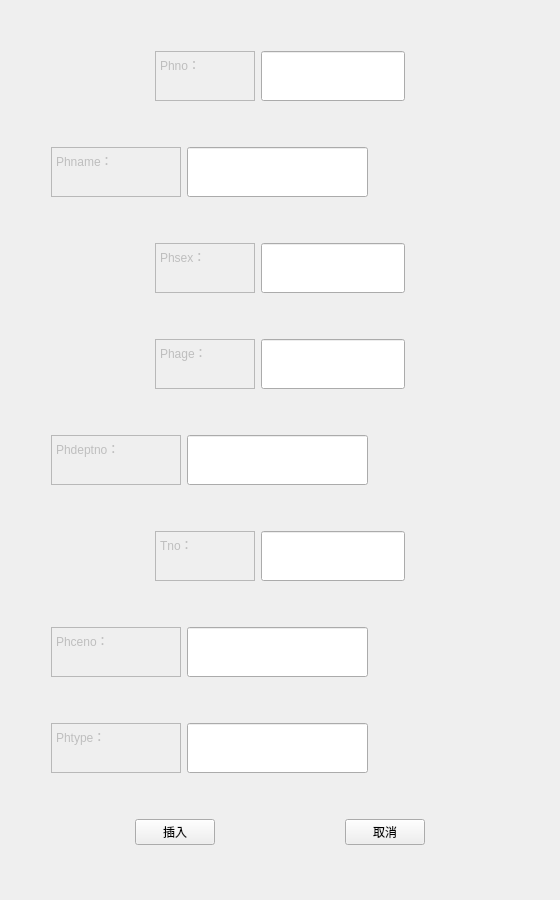
Old version of the form insertPharmacist.ui in the repository PM2496/DataBaseProject.
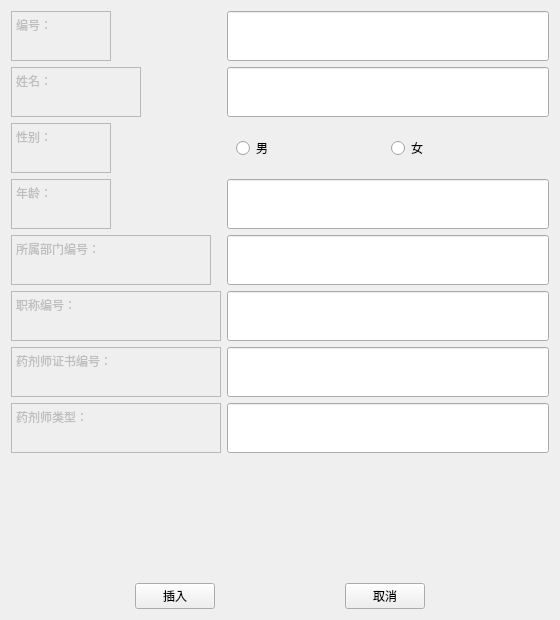
New version of the form.

```diff
--- a/insertPharmacist.ui
+++ b/insertPharmacist.ui
@@ -10,19 +10,19 @@
     <x>0</x>
     <y>0</y>
     <width>560</width>
-    <height>900</height>
+    <height>620</height>
    </rect>
   </property>
   <property name="minimumSize">
    <size>
     <width>560</width>
-    <height>900</height>
+    <height>620</height>
    </size>
   </property>
   <property name="maximumSize">
    <size>
     <width>560</width>
-    <height>900</height>
+    <height>620</height>
    </size>
   </property>
   <property name="windowTitle">
@@ -30,21 +30,8 @@
   </property>
   <layout class="QVBoxLayout" name="verticalLayout">
    <item>
-    <layout class="QHBoxLayout" name="horizontalLayout_12">
-     <item>
-      <spacer name="horizontalSpacer_21">
-       <property name="orientation">
-        <enum>Qt::Horizontal</enum>
-       </property>
-       <property name="sizeHint" stdset="0">
-        <size>
-         <width>40</width>
-         <height>20</height>
-        </size>
-       </property>
-      </spacer>
-     </item>
-     <item>
+    <layout class="QFormLayout" name="formLayout">
+     <item row="0" column="0">
       <widget class="QTextEdit" name="textEdit_11">
        <property name="enabled">
         <bool>false</bool>
@@ -72,11 +59,11 @@
 &lt;html&gt;&lt;head&gt;&lt;meta name=&quot;qrichtext&quot; content=&quot;1&quot; /&gt;&lt;style type=&quot;text/css&quot;&gt;
 p, li { white-space: pre-wrap; }
 &lt;/style&gt;&lt;/head&gt;&lt;body style=&quot; font-family:'SimSun'; font-size:9pt; font-weight:400; font-style:normal;&quot;&gt;
-&lt;p style=&quot; margin-top:0px; margin-bottom:0px; margin-left:0px; margin-right:0px; -qt-block-indent:0; text-indent:0px;&quot;&gt;Phno：&lt;/p&gt;&lt;/body&gt;&lt;/html&gt;</string>
+&lt;p style=&quot; margin-top:0px; margin-bottom:0px; margin-left:0px; margin-right:0px; -qt-block-indent:0; text-indent:0px;&quot;&gt;编号：&lt;/p&gt;&lt;/body&gt;&lt;/html&gt;</string>
        </property>
       </widget>
      </item>
-     <item>
+     <item row="0" column="1">
       <widget class="QLineEdit" name="PhnoEdit">
        <property name="sizePolicy">
         <sizepolicy hsizetype="Expanding" vsizetype="Preferred">
@@ -135,40 +122,7 @@
        </property>
       </widget>
      </item>
-     <item>
-      <spacer name="horizontalSpacer_22">
-       <property name="orientation">
-        <enum>Qt::Horizontal</enum>
-       </property>
-       <property name="sizeHint" stdset="0">
-        <size>
-         <width>40</width>
-         <height>20</height>
-        </size>
-       </property>
-      </spacer>
-     </item>
-    </layout>
-   </item>
-   <item>
-    <layout class="QHBoxLayout" name="horizontalLayout_10">
-     <item>
-      <spacer name="horizontalSpacer_17">
-       <property name="orientation">
-        <enum>Qt::Horizontal</enum>
-       </property>
-       <property name="sizeType">
-        <enum>QSizePolicy::Fixed</enum>
-       </property>
-       <property name="sizeHint" stdset="0">
-        <size>
-         <width>40</width>
-         <height>20</height>
-        </size>
-       </property>
-      </spacer>
-     </item>
-     <item>
+     <item row="1" column="0">
       <widget class="QTextEdit" name="textEdit_9">
        <property name="enabled">
         <bool>false</bool>
@@ -196,11 +150,11 @@
 &lt;html&gt;&lt;head&gt;&lt;meta name=&quot;qrichtext&quot; content=&quot;1&quot; /&gt;&lt;style type=&quot;text/css&quot;&gt;
 p, li { white-space: pre-wrap; }
 &lt;/style&gt;&lt;/head&gt;&lt;body style=&quot; font-family:'SimSun'; font-size:9pt; font-weight:400; font-style:normal;&quot;&gt;
-&lt;p style=&quot; margin-top:0px; margin-bottom:0px; margin-left:0px; margin-right:0px; -qt-block-indent:0; text-indent:0px;&quot;&gt;Phname：&lt;/p&gt;&lt;/body&gt;&lt;/html&gt;</string>
+&lt;p style=&quot; margin-top:0px; margin-bottom:0px; margin-left:0px; margin-right:0px; -qt-block-indent:0; text-indent:0px;&quot;&gt;姓名：&lt;/p&gt;&lt;/body&gt;&lt;/html&gt;</string>
        </property>
       </widget>
      </item>
-     <item>
+     <item row="1" column="1">
       <widget class="QLineEdit" name="PhnameEdit">
        <property name="sizePolicy">
         <sizepolicy hsizetype="Expanding" vsizetype="Preferred">
@@ -222,37 +176,7 @@
        </property>
       </widget>
      </item>
-     <item>
-      <spacer name="horizontalSpacer_18">
-       <property name="orientation">
-        <enum>Qt::Horizontal</enum>
-       </property>
-       <property name="sizeHint" stdset="0">
-        <size>
-         <width>40</width>
-         <height>20</height>
-        </size>
-       </property>
-      </spacer>
-     </item>
-    </layout>
-   </item>
-   <item>
-    <layout class="QHBoxLayout" name="horizontalLayout">
-     <item>
-      <spacer name="horizontalSpacer_5">
-       <property name="orientation">
-        <enum>Qt::Horizontal</enum>
-       </property>
-       <property name="sizeHint" stdset="0">
-        <size>
-         <width>40</width>
-         <height>20</height>
-        </size>
-       </property>
-      </spacer>
-     </item>
-     <item>
+     <item row="2" column="0">
       <widget class="QTextEdit" name="textEdit">
        <property name="enabled">
         <bool>false</bool>
@@ -280,100 +204,11 @@
 &lt;html&gt;&lt;head&gt;&lt;meta name=&quot;qrichtext&quot; content=&quot;1&quot; /&gt;&lt;style type=&quot;text/css&quot;&gt;
 p, li { white-space: pre-wrap; }
 &lt;/style&gt;&lt;/head&gt;&lt;body style=&quot; font-family:'SimSun'; font-size:9pt; font-weight:400; font-style:normal;&quot;&gt;
-&lt;p style=&quot; margin-top:0px; margin-bottom:0px; margin-left:0px; margin-right:0px; -qt-block-indent:0; text-indent:0px;&quot;&gt;Phsex：&lt;/p&gt;&lt;/body&gt;&lt;/html&gt;</string>
+&lt;p style=&quot; margin-top:0px; margin-bottom:0px; margin-left:0px; margin-right:0px; -qt-block-indent:0; text-indent:0px;&quot;&gt;性别：&lt;/p&gt;&lt;/body&gt;&lt;/html&gt;</string>
        </property>
       </widget>
      </item>
-     <item>
-      <widget class="QLineEdit" name="PhsexEdit">
-       <property name="sizePolicy">
-        <sizepolicy hsizetype="Expanding" vsizetype="Preferred">
-         <horstretch>0</horstretch>
-         <verstretch>0</verstretch>
-        </sizepolicy>
-       </property>
-       <property name="minimumSize">
-        <size>
-         <width>0</width>
-         <height>50</height>
-        </size>
-       </property>
-       <property name="maximumSize">
-        <size>
-         <width>16777215</width>
-         <height>50</height>
-        </size>
-       </property>
-       <property name="palette">
-        <palette>
-         <active>
-          <colorrole role="Text">
-           <brush brushstyle="SolidPattern">
-            <color alpha="255">
-             <red>0</red>
-             <green>0</green>
-             <blue>0</blue>
-            </color>
-           </brush>
-          </colorrole>
-         </active>
-         <inactive>
-          <colorrole role="Text">
-           <brush brushstyle="SolidPattern">
-            <color alpha="255">
-             <red>0</red>
-             <green>0</green>
-             <blue>0</blue>
-            </color>
-           </brush>
-          </colorrole>
-         </inactive>
-         <disabled>
-          <colorrole role="Text">
-           <brush brushstyle="SolidPattern">
-            <color alpha="255">
-             <red>120</red>
-             <green>120</green>
-             <blue>120</blue>
-            </color>
-           </brush>
-          </colorrole>
-         </disabled>
-        </palette>
-       </property>
-      </widget>
-     </item>
-     <item>
-      <spacer name="horizontalSpacer_6">
-       <property name="orientation">
-        <enum>Qt::Horizontal</enum>
-       </property>
-       <property name="sizeHint" stdset="0">
-        <size>
-         <width>40</width>
-         <height>20</height>
-        </size>
-       </property>
-      </spacer>
-     </item>
-    </layout>
-   </item>
-   <item>
-    <layout class="QHBoxLayout" name="horizontalLayout_3">
-     <item>
-      <spacer name="horizontalSpacer">
-       <property name="orientation">
-        <enum>Qt::Horizontal</enum>
-       </property>
-       <property name="sizeHint" stdset="0">
-        <size>
-         <width>40</width>
-         <height>20</height>
-        </size>
-       </property>
-      </spacer>
-     </item>
-     <item>
+     <item row="3" column="0">
       <widget class="QTextEdit" name="textEdit_3">
        <property name="enabled">
         <bool>false</bool>
@@ -401,11 +236,11 @@
 &lt;html&gt;&lt;head&gt;&lt;meta name=&quot;qrichtext&quot; content=&quot;1&quot; /&gt;&lt;style type=&quot;text/css&quot;&gt;
 p, li { white-space: pre-wrap; }
 &lt;/style&gt;&lt;/head&gt;&lt;body style=&quot; font-family:'SimSun'; font-size:9pt; font-weight:400; font-style:normal;&quot;&gt;
-&lt;p style=&quot; margin-top:0px; margin-bottom:0px; margin-left:0px; margin-right:0px; -qt-block-indent:0; text-indent:0px;&quot;&gt;Phage：&lt;/p&gt;&lt;/body&gt;&lt;/html&gt;</string>
+&lt;p style=&quot; margin-top:0px; margin-bottom:0px; margin-left:0px; margin-right:0px; -qt-block-indent:0; text-indent:0px;&quot;&gt;年龄：&lt;/p&gt;&lt;/body&gt;&lt;/html&gt;</string>
        </property>
       </widget>
      </item>
-     <item>
+     <item row="3" column="1">
       <widget class="QLineEdit" name="PhageEdit">
        <property name="sizePolicy">
         <sizepolicy hsizetype="Expanding" vsizetype="Preferred">
@@ -427,40 +262,7 @@
        </property>
       </widget>
      </item>
-     <item>
-      <spacer name="horizontalSpacer_2">
-       <property name="orientation">
-        <enum>Qt::Horizontal</enum>
-       </property>
-       <property name="sizeHint" stdset="0">
-        <size>
-         <width>40</width>
-         <height>20</height>
-        </size>
-       </property>
-      </spacer>
-     </item>
-    </layout>
-   </item>
-   <item>
-    <layout class="QHBoxLayout" name="horizontalLayout_4">
-     <item>
-      <spacer name="horizontalSpacer_7">
-       <property name="orientation">
-        <enum>Qt::Horizontal</enum>
-       </property>
-       <property name="sizeType">
-        <enum>QSizePolicy::Fixed</enum>
-       </property>
-       <property name="sizeHint" stdset="0">
-        <size>
-         <width>40</width>
-         <height>20</height>
-        </size>
-       </property>
-      </spacer>
-     </item>
-     <item>
+     <item row="4" column="0">
       <widget class="QTextEdit" name="textEdit_4">
        <property name="enabled">
         <bool>false</bool>
@@ -473,7 +275,7 @@
        </property>
        <property name="minimumSize">
         <size>
-         <width>130</width>
+         <width>200</width>
          <height>50</height>
         </size>
        </property>
@@ -488,11 +290,11 @@
 &lt;html&gt;&lt;head&gt;&lt;meta name=&quot;qrichtext&quot; content=&quot;1&quot; /&gt;&lt;style type=&quot;text/css&quot;&gt;
 p, li { white-space: pre-wrap; }
 &lt;/style&gt;&lt;/head&gt;&lt;body style=&quot; font-family:'SimSun'; font-size:9pt; font-weight:400; font-style:normal;&quot;&gt;
-&lt;p style=&quot; margin-top:0px; margin-bottom:0px; margin-left:0px; margin-right:0px; -qt-block-indent:0; text-indent:0px;&quot;&gt;Phdeptno：&lt;/p&gt;&lt;/body&gt;&lt;/html&gt;</string>
+&lt;p style=&quot; margin-top:0px; margin-bottom:0px; margin-left:0px; margin-right:0px; -qt-block-indent:0; text-indent:0px;&quot;&gt;所属部门编号：&lt;/p&gt;&lt;/body&gt;&lt;/html&gt;</string>
        </property>
       </widget>
      </item>
-     <item>
+     <item row="4" column="1">
       <widget class="QLineEdit" name="PhdeptnoEdit">
        <property name="sizePolicy">
         <sizepolicy hsizetype="Expanding" vsizetype="Preferred">
@@ -514,37 +316,7 @@
        </property>
       </widget>
      </item>
-     <item>
-      <spacer name="horizontalSpacer_8">
-       <property name="orientation">
-        <enum>Qt::Horizontal</enum>
-       </property>
-       <property name="sizeHint" stdset="0">
-        <size>
-         <width>40</width>
-         <height>20</height>
-        </size>
-       </property>
-      </spacer>
-     </item>
-    </layout>
-   </item>
-   <item>
-    <layout class="QHBoxLayout" name="horizontalLayout_6">
-     <item>
-      <spacer name="horizontalSpacer_11">
-       <property name="orientation">
-        <enum>Qt::Horizontal</enum>
-       </property>
-       <property name="sizeHint" stdset="0">
-        <size>
-         <width>40</width>
-         <height>20</height>
-        </size>
-       </property>
-      </spacer>
-     </item>
-     <item>
+     <item row="5" column="0">
       <widget class="QTextEdit" name="textEdit_6">
        <property name="enabled">
         <bool>false</bool>
@@ -557,7 +329,7 @@
        </property>
        <property name="minimumSize">
         <size>
-         <width>100</width>
+         <width>210</width>
          <height>50</height>
         </size>
        </property>
@@ -572,11 +344,11 @@
 &lt;html&gt;&lt;head&gt;&lt;meta name=&quot;qrichtext&quot; content=&quot;1&quot; /&gt;&lt;style type=&quot;text/css&quot;&gt;
 p, li { white-space: pre-wrap; }
 &lt;/style&gt;&lt;/head&gt;&lt;body style=&quot; font-family:'SimSun'; font-size:9pt; font-weight:400; font-style:normal;&quot;&gt;
-&lt;p style=&quot; margin-top:0px; margin-bottom:0px; margin-left:0px; margin-right:0px; -qt-block-indent:0; text-indent:0px;&quot;&gt;Tno：&lt;/p&gt;&lt;/body&gt;&lt;/html&gt;</string>
+&lt;p style=&quot; margin-top:0px; margin-bottom:0px; margin-left:0px; margin-right:0px; -qt-block-indent:0; text-indent:0px;&quot;&gt;职称编号：&lt;/p&gt;&lt;/body&gt;&lt;/html&gt;</string>
        </property>
       </widget>
      </item>
-     <item>
+     <item row="5" column="1">
       <widget class="QLineEdit" name="TnoEdit">
        <property name="sizePolicy">
         <sizepolicy hsizetype="Expanding" vsizetype="Preferred">
@@ -598,40 +370,7 @@
        </property>
       </widget>
      </item>
-     <item>
-      <spacer name="horizontalSpacer_12">
-       <property name="orientation">
-        <enum>Qt::Horizontal</enum>
-       </property>
-       <property name="sizeHint" stdset="0">
-        <size>
-         <width>40</width>
-         <height>20</height>
-        </size>
-       </property>
-      </spacer>
-     </item>
-    </layout>
-   </item>
-   <item>
-    <layout class="QHBoxLayout" name="horizontalLayout_7">
-     <item>
-      <spacer name="horizontalSpacer_13">
-       <property name="orientation">
-        <enum>Qt::Horizontal</enum>
-       </property>
-       <property name="sizeType">
-        <enum>QSizePolicy::Fixed</enum>
-       </property>
-       <property name="sizeHint" stdset="0">
-        <size>
-         <width>40</width>
-         <height>20</height>
-        </size>
-       </property>
-      </spacer>
-     </item>
-     <item>
+     <item row="6" column="0">
       <widget class="QTextEdit" name="textEdit_7">
        <property name="enabled">
         <bool>false</bool>
@@ -644,7 +383,7 @@
        </property>
        <property name="minimumSize">
         <size>
-         <width>130</width>
+         <width>210</width>
          <height>50</height>
         </size>
        </property>
@@ -659,11 +398,11 @@
 &lt;html&gt;&lt;head&gt;&lt;meta name=&quot;qrichtext&quot; content=&quot;1&quot; /&gt;&lt;style type=&quot;text/css&quot;&gt;
 p, li { white-space: pre-wrap; }
 &lt;/style&gt;&lt;/head&gt;&lt;body style=&quot; font-family:'SimSun'; font-size:9pt; font-weight:400; font-style:normal;&quot;&gt;
-&lt;p style=&quot; margin-top:0px; margin-bottom:0px; margin-left:0px; margin-right:0px; -qt-block-indent:0; text-indent:0px;&quot;&gt;Phceno：&lt;/p&gt;&lt;/body&gt;&lt;/html&gt;</string>
+&lt;p style=&quot; margin-top:0px; margin-bottom:0px; margin-left:0px; margin-right:0px; -qt-block-indent:0; text-indent:0px;&quot;&gt;药剂师证书编号：&lt;/p&gt;&lt;/body&gt;&lt;/html&gt;</string>
        </property>
       </widget>
      </item>
-     <item>
+     <item row="6" column="1">
       <widget class="QLineEdit" name="PhcenoEdit">
        <property name="sizePolicy">
         <sizepolicy hsizetype="Expanding" vsizetype="Preferred">
@@ -685,40 +424,7 @@
        </property>
       </widget>
      </item>
-     <item>
-      <spacer name="horizontalSpacer_14">
-       <property name="orientation">
-        <enum>Qt::Horizontal</enum>
-       </property>
-       <property name="sizeHint" stdset="0">
-        <size>
-         <width>40</width>
-         <height>20</height>
-        </size>
-       </property>
-      </spacer>
-     </item>
-    </layout>
-   </item>
-   <item>
-    <layout class="QHBoxLayout" name="horizontalLayout_9">
-     <item>
-      <spacer name="horizontalSpacer_15">
-       <property name="orientation">
-        <enum>Qt::Horizontal</enum>
-       </property>
-       <property name="sizeType">
-        <enum>QSizePolicy::Fixed</enum>
-       </property>
-       <property name="sizeHint" stdset="0">
-        <size>
-         <width>40</width>
-         <height>20</height>
-        </size>
-       </property>
-      </spacer>
-     </item>
-     <item>
+     <item row="7" column="0">
       <widget class="QTextEdit" name="textEdit_8">
        <property name="enabled">
         <bool>false</bool>
@@ -731,7 +437,7 @@
        </property>
        <property name="minimumSize">
         <size>
-         <width>130</width>
+         <width>210</width>
          <height>50</height>
         </size>
        </property>
@@ -746,11 +452,11 @@
 &lt;html&gt;&lt;head&gt;&lt;meta name=&quot;qrichtext&quot; content=&quot;1&quot; /&gt;&lt;style type=&quot;text/css&quot;&gt;
 p, li { white-space: pre-wrap; }
 &lt;/style&gt;&lt;/head&gt;&lt;body style=&quot; font-family:'SimSun'; font-size:9pt; font-weight:400; font-style:normal;&quot;&gt;
-&lt;p style=&quot; margin-top:0px; margin-bottom:0px; margin-left:0px; margin-right:0px; -qt-block-indent:0; text-indent:0px;&quot;&gt;Phtype：&lt;/p&gt;&lt;/body&gt;&lt;/html&gt;</string>
+&lt;p style=&quot; margin-top:0px; margin-bottom:0px; margin-left:0px; margin-right:0px; -qt-block-indent:0; text-indent:0px;&quot;&gt;药剂师类型：&lt;/p&gt;&lt;/body&gt;&lt;/html&gt;</string>
        </property>
       </widget>
      </item>
-     <item>
+     <item row="7" column="1">
       <widget class="QLineEdit" name="PhtypeEdit">
        <property name="sizePolicy">
         <sizepolicy hsizetype="Expanding" vsizetype="Preferred">
@@ -772,18 +478,25 @@
        </property>
       </widget>
      </item>
-     <item>
-      <spacer name="horizontalSpacer_16">
-       <property name="orientation">
-        <enum>Qt::Horizontal</enum>
-       </property>
-       <property name="sizeHint" stdset="0">
-        <size>
-         <width>40</width>
-         <height>20</height>
-        </size>
-       </property>
-      </spacer>
+     <item row="2" column="1">
+      <widget class="QWidget" name="widget" native="true">
+       <layout class="QHBoxLayout" name="horizontalLayout">
+        <item>
+         <widget class="QRadioButton" name="rbtn_male">
+          <property name="text">
+           <string>男</string>
+          </property>
+         </widget>
+        </item>
+        <item>
+         <widget class="QRadioButton" name="rbtn_female">
+          <property name="text">
+           <string>女</string>
+          </property>
+         </widget>
+        </item>
+       </layout>
+      </widget>
      </item>
     </layout>
    </item>
```
Left out of the diff: 2 changed lines with no effect on the pictures.
